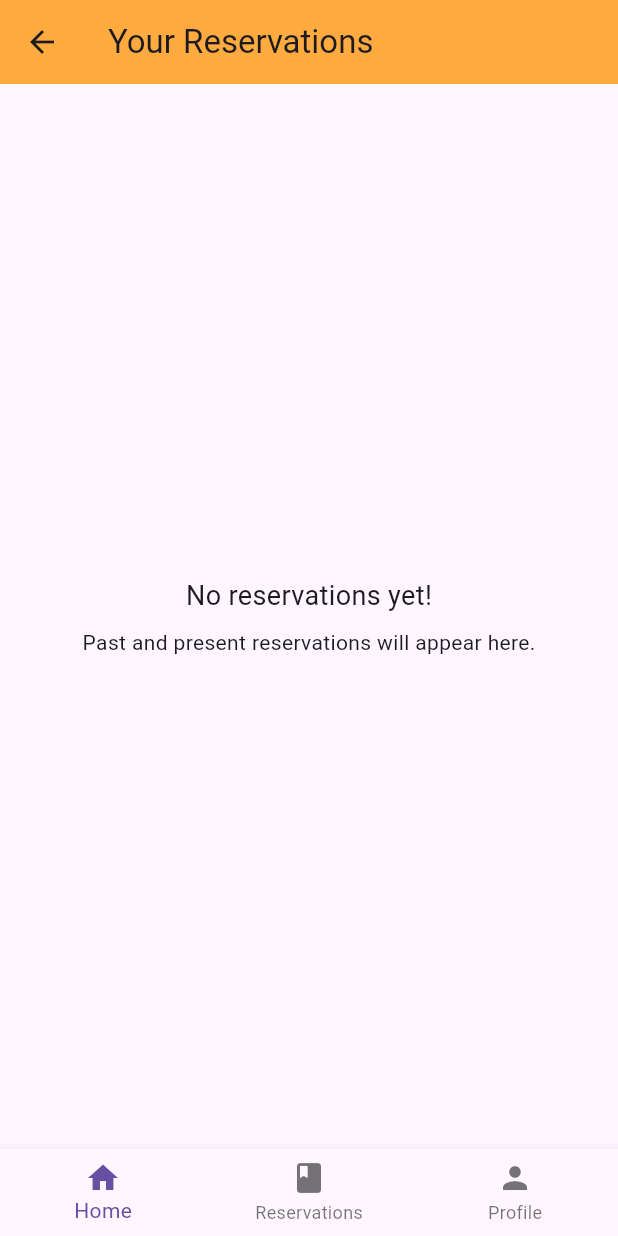
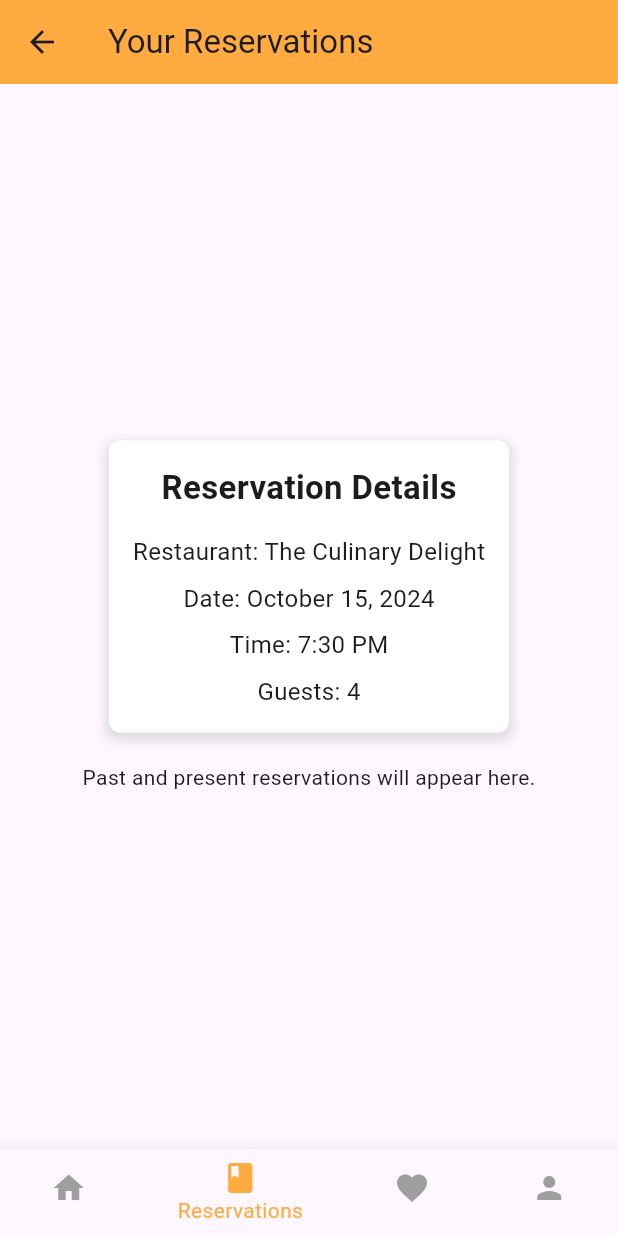
Before and after one commit to ShakyaMatara/epicierge-mad, a Flutter app: the HomePage screen opened by its route, item 2 of the bottom bar chosen, on a phone screen of 412 x 824 dp. Run offline on Flutter 3.47's test engine with Material 3 defaults, Android fonts, the phone set to English and light mode, and no system bars.

Commit message:
Bottom Navigation Fixes

```diff
--- a/lib/screens/reservations.dart
+++ b/lib/screens/reservations.dart
@@ -1,13 +1,18 @@
 import 'package:flutter/material.dart';
-import 'package:untitled4/screens/profile.dart';
-
 import 'homepage.dart';
+import 'profile.dart';
+import 'favourites.dart';
+import 'package:provider/provider.dart';
+import 'theme_provider.dart';
 
 class ReservationsPage extends StatelessWidget {
   const ReservationsPage({super.key});
 
   @override
   Widget build(BuildContext context) {
+    final themeProvider = Provider.of<ThemeProvider>(context);
+    final isDarkMode = themeProvider.isDarkMode;
+
     return Scaffold(
       appBar: AppBar(
         title: const Text('Your Reservations'),
@@ -16,13 +21,55 @@ class ReservationsPage extends StatelessWidget {
       body: Center(
         child: Column(
           mainAxisAlignment: MainAxisAlignment.center,
-          children: const <Widget>[
-            Text(
-              'No reservations yet!',
-              style: TextStyle(fontSize: 18),
+          children: <Widget>[
+            Container(
+              padding: const EdgeInsets.all(16.0),
+              decoration: BoxDecoration(
+                color: isDarkMode ? Colors.grey[850] : Colors.white, // Change background color based on theme
+                borderRadius: BorderRadius.circular(8.0),
+                boxShadow: [
+                  BoxShadow(
+                    color: Colors.grey.withOpacity(0.3),
+                    spreadRadius: 2,
+                    blurRadius: 5,
+                    offset: const Offset(0, 3), // Changes position of shadow
+                  ),
+                ],
+              ),
+              child: Column(
+                children: const [
+                  Text(
+                    'Reservation Details',
+                    style: TextStyle(
+                      fontSize: 22,
+                      fontWeight: FontWeight.bold,
+                    ),
+                  ),
+                  SizedBox(height: 16),
+                  Text(
+                    'Restaurant: The Culinary Delight',
+                    style: TextStyle(fontSize: 16),
+                  ),
+                  SizedBox(height: 8),
+                  Text(
+                    'Date: October 15, 2024',
+                    style: TextStyle(fontSize: 16),
+                  ),
+                  SizedBox(height: 8),
+                  Text(
+                    'Time: 7:30 PM',
+                    style: TextStyle(fontSize: 16),
+                  ),
+                  SizedBox(height: 8),
+                  Text(
+                    'Guests: 4',
+                    style: TextStyle(fontSize: 16),
+                  ),
+                ],
+              ),
             ),
-            SizedBox(height: 8),
-            Text(
+            const SizedBox(height: 20),
+            const Text(
               'Past and present reservations will appear here.',
               style: TextStyle(fontSize: 14),
             ),
@@ -33,30 +80,35 @@ class ReservationsPage extends StatelessWidget {
         items: const [
           BottomNavigationBarItem(icon: Icon(Icons.home), label: 'Home'),
           BottomNavigationBarItem(icon: Icon(Icons.book), label: 'Reservations'),
+          BottomNavigationBarItem(icon: Icon(Icons.favorite), label: 'Favourites'),
           BottomNavigationBarItem(icon: Icon(Icons.person), label: 'Profile'),
         ],
+        currentIndex: 1, // Set the current index to Reservations
+        selectedItemColor: Colors.orangeAccent,
+        unselectedItemColor: Colors.grey,
         onTap: (index) {
           switch (index) {
             case 0:
-              Navigator.push(
+              Navigator.pushReplacement(
                 context,
                 MaterialPageRoute(
                   builder: (context) => const HomePage(),
                 ),
               );
               break;
+            case 1:
+            // Already on the Reservations page, no need to navigate
               break;
-            case 1:
-              Navigator.push(
+            case 2:
+              Navigator.pushReplacement(
                 context,
                 MaterialPageRoute(
-                  builder: (context) => const ReservationsPage(),
+                  builder: (context) => const FavouritesPage(),
                 ),
               );
               break;
-            case 2:
-            // Navigate to Profile page
-              Navigator.push(
+            case 3:
+              Navigator.pushReplacement(
                 context,
                 MaterialPageRoute(
                   builder: (context) => const ProfilePage(),
--- a/pubspec.yaml
+++ b/pubspec.yaml
@@ -65,6 +65,8 @@ flutter:
     - assets/register_background_landscape.png
     - assets/spaghetti.png
     - assets/profile_image.png
+    - assets/restaurant1.png
+    - assets/restaurant2.png
 
   # An image asset can refer to one or more resolution-specific "variants", see
   # https://flutter.dev/assets-and-images/#resolution-aware
```
Also changed, not shown: lib/screens/favourites.dart (added, +132 -0 lines), lib/screens/homepage.dart (+21 -18 lines), lib/screens/login.dart (+12 -3 lines), lib/screens/profile.dart (+12 -6 lines), lib/screens/register.dart (+12 -3 lines), assets/restaurant1.png (added), assets/restaurant2.png (added), 1 other file.
